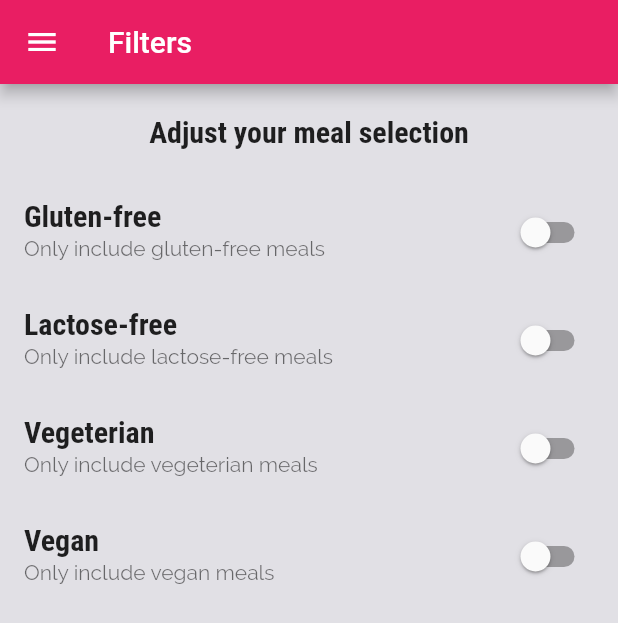
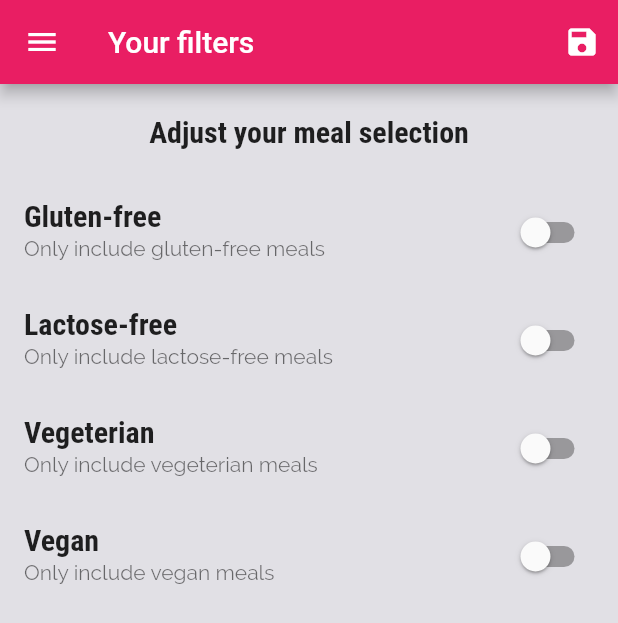
Before and after one commit to Petar81/Serbian-Recipes, a Flutter app: the screen it shows after launch, in the side drawer, after a tap on "Filters", on a phone screen of 412 x 824 dp. Shown: the top 623 px of the screen. Run offline on Flutter 3.47's test engine with Material 2 defaults, Android fonts, the phone set to English and light mode, and no system bars; network calls fail.

Commit message:
enable filters functionallity

```diff
--- a/lib/main.dart
+++ b/lib/main.dart
@@ -5,15 +5,51 @@ import './screens/category_meals_screen.dart';
 import './screens/meal_detail_screen.dart';
 import './screens/tabs_screen.dart';
 import './screens/filters_screen.dart';
+import './dummy_data.dart';
+import './models/meal.dart';
 
 void main() {
   runApp(const MyApp());
 }
 
-class MyApp extends StatelessWidget {
+class MyApp extends StatefulWidget {
   const MyApp({Key? key}) : super(key: key);
 
-  // This widget is the root of your application.
+  @override
+  _MyAppState createState() => _MyAppState();
+}
+
+class _MyAppState extends State<MyApp> {
+  Map<String, bool> _filters = {
+    'gluten': false,
+    'lactose': false,
+    'vegan': false,
+    'vegeterian': false,
+  };
+
+  List<Meal> _availableMeals = dummyMeals;
+
+  void _setFilters(Map<String, bool> filterData) {
+    setState(() {
+      _filters = filterData;
+      _availableMeals = dummyMeals.where((meal) {
+        if (_filters['gluten']! && !meal.isGlutenFree) {
+          return false;
+        }
+        if (_filters['lactose']! && !meal.isLactoseFree) {
+          return false;
+        }
+        if (_filters['vegan']! && !meal.isVegan) {
+          return false;
+        }
+        if (_filters['vegeterian']! && !meal.isVegeterian) {
+          return false;
+        }
+        return true;
+      }).toList();
+    });
+  }
+
   @override
   Widget build(BuildContext context) {
     return MaterialApp(
@@ -48,9 +84,10 @@ class MyApp extends StatelessWidget {
       ),
       home: const TabsScreen(),
       routes: {
-        CategoryMealsScreen.routeName: (ctx) => const CategoryMealsScreen(),
+        CategoryMealsScreen.routeName: (ctx) =>
+            CategoryMealsScreen(_availableMeals),
         MealDetailScreen.routeName: (ctx) => const MealDetailScreen(),
-        FiltersScreen.routeName: (ctx) => const FiltersScreen(),
+        FiltersScreen.routeName: (ctx) => FiltersScreen(_filters, _setFilters),
       },
       onUnknownRoute: (settings) {
         return MaterialPageRoute(builder: (ctx) => const CategoriesScreen());
--- a/lib/screens/filters_screen.dart
+++ b/lib/screens/filters_screen.dart
@@ -4,10 +4,14 @@ import '../widgets/main_drawer.dart';
 
 class FiltersScreen extends StatefulWidget {
   static const routeName = '/filters';
-  const FiltersScreen({Key? key}) : super(key: key);
+  final Function saveFilters;
+  final Map<String, bool> currentFilters;
+
+  const FiltersScreen(this.currentFilters, this.saveFilters, {Key? key})
+      : super(key: key);
 
   @override
-  State<FiltersScreen> createState() => _FiltersScreenState();
+  _FiltersScreenState createState() => _FiltersScreenState();
 }
 
 class _FiltersScreenState extends State<FiltersScreen> {
@@ -15,6 +19,15 @@ class _FiltersScreenState extends State<FiltersScreen> {
   bool _vegeterian = false;
   bool _vegan = false;
   bool _lactoseFree = false;
+
+  @override
+  initState() {
+    super.initState();
+    _glutenFree = widget.currentFilters['gluten']!;
+    _lactoseFree = widget.currentFilters['lactose']!;
+    _vegeterian = widget.currentFilters['vegeterian']!;
+    _vegan = widget.currentFilters['vegan']!;
+  }
 
   Widget _buildSwitchListTile(String title, String description,
       bool currentValue, Function updateValue) {
@@ -32,7 +45,21 @@ class _FiltersScreenState extends State<FiltersScreen> {
   Widget build(BuildContext context) {
     return Scaffold(
       appBar: AppBar(
-        title: const Text('Filters'),
+        title: const Text('Your filters'),
+        actions: <Widget>[
+          IconButton(
+            onPressed: () {
+              final selectedFilters = {
+                'gluten': _glutenFree,
+                'lactose': _lactoseFree,
+                'vegan': _vegan,
+                'vegeterian': _vegeterian,
+              };
+              widget.saveFilters(selectedFilters);
+            },
+            icon: const Icon(Icons.save),
+          )
+        ],
       ),
       drawer: const MainDrawer(),
       body: Column(
```
Also changed, not shown: lib/screens/category_meals_screen.dart (+4 -3 lines).
